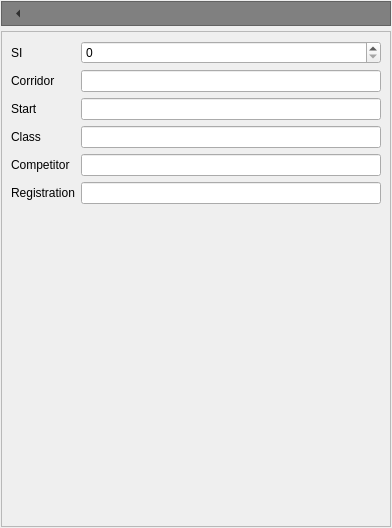
Qt form src/runwidget.ui (Quick-Event/startertool) before a commit.
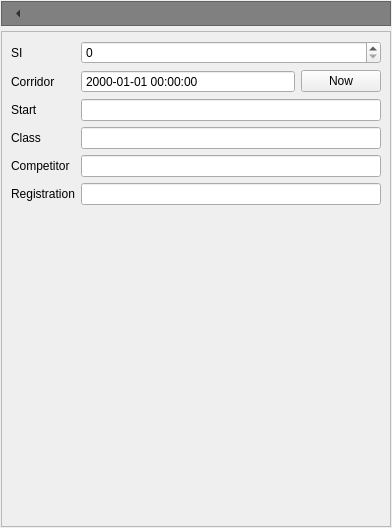
The same form after that commit. Icons and pictures are not drawn.

Commit message: Set corridor time to now in run widget

```diff
--- a/src/runwidget.ui
+++ b/src/runwidget.ui
@@ -113,13 +113,6 @@
         </property>
        </widget>
       </item>
-      <item row="1" column="1">
-       <widget class="QLineEdit" name="corridorTime">
-        <property name="readOnly">
-         <bool>true</bool>
-        </property>
-       </widget>
-      </item>
       <item row="2" column="0">
        <widget class="QLabel" name="label_5">
         <property name="text">
@@ -196,6 +189,39 @@
         </property>
        </widget>
       </item>
+      <item row="1" column="1">
+       <layout class="QHBoxLayout" name="horizontalLayout_2">
+        <item>
+         <widget class="QDateTimeEdit" name="corridorTime">
+          <property name="sizePolicy">
+           <sizepolicy hsizetype="Expanding" vsizetype="Fixed">
+            <horstretch>0</horstretch>
+            <verstretch>0</verstretch>
+           </sizepolicy>
+          </property>
+          <property name="readOnly">
+           <bool>true</bool>
+          </property>
+          <property name="buttonSymbols">
+           <enum>QAbstractSpinBox::NoButtons</enum>
+          </property>
+          <property name="specialValueText">
+           <string>not set</string>
+          </property>
+          <property name="displayFormat">
+           <string>yyyy-MM-dd hh:mm:ss</string>
+          </property>
+         </widget>
+        </item>
+        <item>
+         <widget class="QPushButton" name="btSetCorridorTimeNow">
+          <property name="text">
+           <string>Now</string>
+          </property>
+         </widget>
+        </item>
+       </layout>
+      </item>
      </layout>
     </widget>
    </item>
```
The commit also changes 2 other files.
